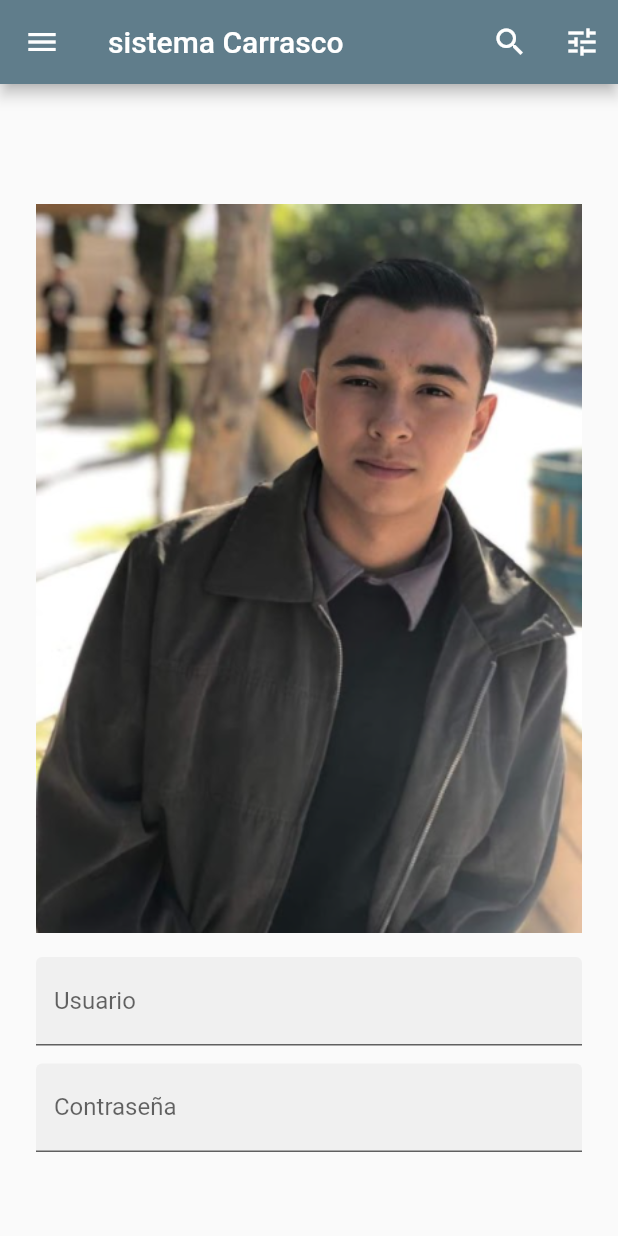
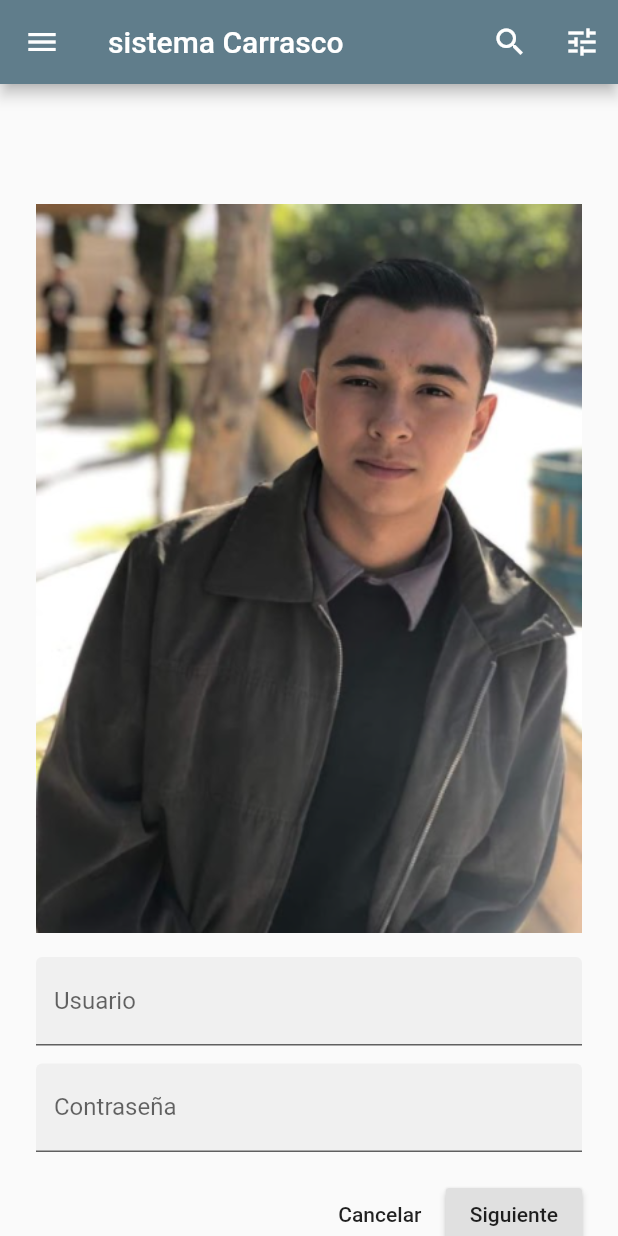
Before and after one commit to carrasco2301/loginsencillo, a Flutter app: the screen it shows after launch, on a phone screen of 412 x 824 dp. Run offline on Flutter 3.47's test engine with Material 2 defaults, Android fonts, the phone set to English and light mode, and no system bars.

```diff
--- a/lib/main.dart
+++ b/lib/main.dart
@@ -101,6 +101,32 @@ class _IngresoSistemaState extends State<IngresoSistema> {
                     ),
                     obscureText: true,
                   ),
+                  Padding(
+                    padding: const EdgeInsets.only(top: 18.0),
+                    child: Row(
+                      mainAxisAlignment: MainAxisAlignment.end,
+                      children: <Widget>[
+                        FlatButton(
+                          child: Text('Cancelar'),
+                          onPressed: () {
+                            setState(() {
+                              isLogin = false;
+                            });
+                          },
+                        ),
+                        RaisedButton(
+                          child: Text(
+                            'Siguiente',
+                          ),
+                          onPressed: () {
+                            setState(() {
+                              isLogin = true;
+                            });
+                          },
+                        ),
+                      ], //fin de children widget []
+                    ), //fin del child Row
+                  ) //fin de padding
                 ], //fin del widget []
               ) //fin columna
             //if verdadero
```
Also changed, not shown: 1 other file.
